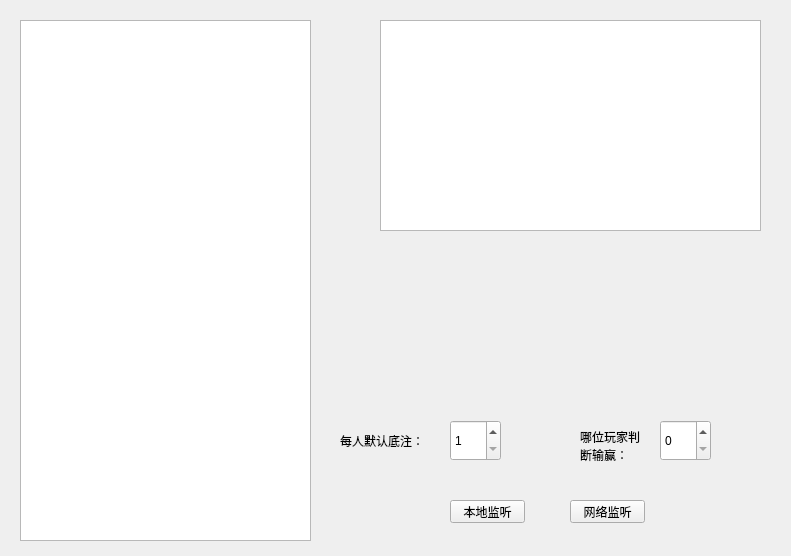
Above: single_server/poker_server.ui from Sakuramw/multiplePoker before the change. Below: the same form after it.
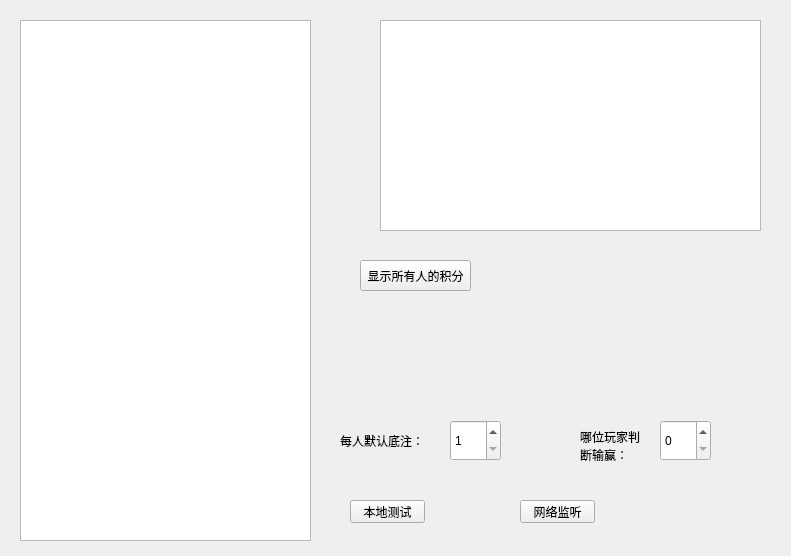
That is the form after the change.

The edit to the form file:
```diff
--- a/single_server/poker_server.ui
+++ b/single_server/poker_server.ui
@@ -36,14 +36,14 @@
   <widget class="QPushButton" name="pushButton_listen">
    <property name="geometry">
     <rect>
-     <x>450</x>
+     <x>350</x>
      <y>500</y>
      <width>75</width>
      <height>23</height>
     </rect>
    </property>
    <property name="text">
-    <string>本地监听</string>
+    <string>本地测试</string>
    </property>
   </widget>
   <widget class="QSpinBox" name="spinBox_money">
@@ -116,7 +116,7 @@
   <widget class="QPushButton" name="pushButton_listen_net">
    <property name="geometry">
     <rect>
-     <x>570</x>
+     <x>520</x>
      <y>500</y>
      <width>75</width>
      <height>23</height>
@@ -126,6 +126,19 @@
     <string>网络监听</string>
    </property>
   </widget>
+  <widget class="QPushButton" name="pushButton">
+   <property name="geometry">
+    <rect>
+     <x>360</x>
+     <y>260</y>
+     <width>111</width>
+     <height>31</height>
+    </rect>
+   </property>
+   <property name="text">
+    <string>显示所有人的积分</string>
+   </property>
+  </widget>
  </widget>
  <layoutdefault spacing="6" margin="11"/>
  <resources/>
```
